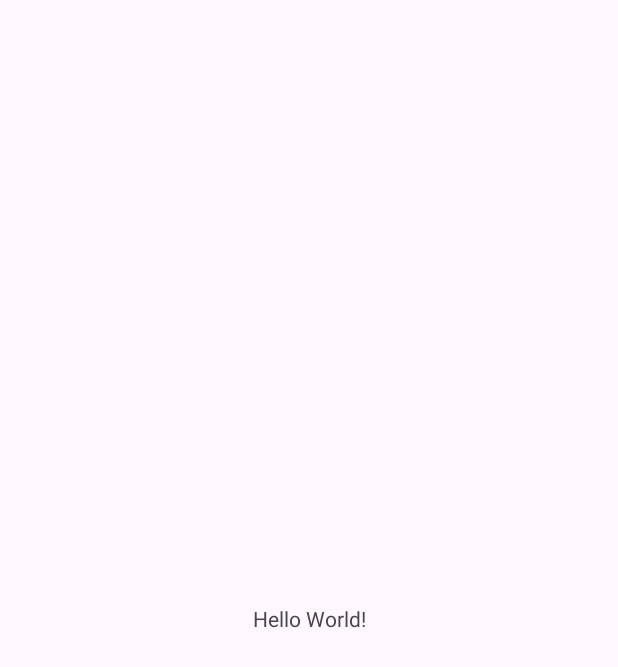
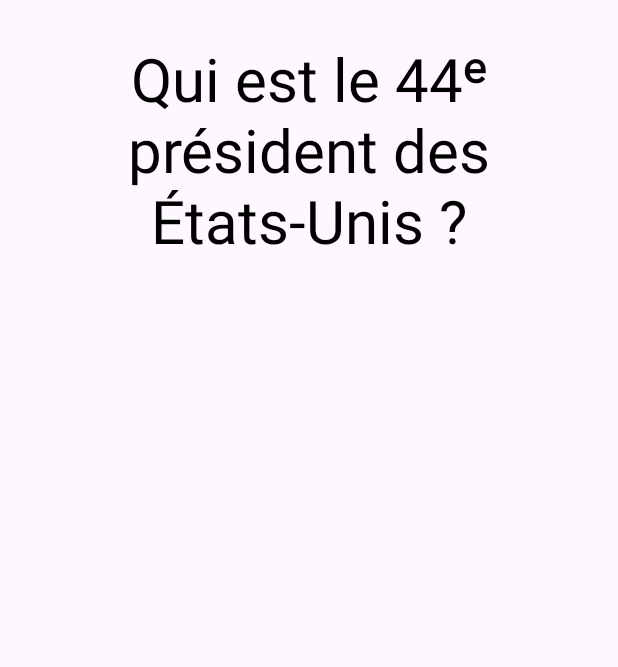
Before and after one commit to quenleypierre45-png/FlashcardApp, an Android app: the screen it shows after launch (MainActivity), on a phone screen of 412 x 824 dp. Before the commit the part shown is almost empty. Shown: the top 667 px of the screen. Run offline under Robolectric (Android 15) with nearby library versions, the phone set to English and light mode, and no system bars.

Commit message:
premier commit

```diff
--- a/app/src/main/java/com/example/flashcardapp/MainActivity.kt
+++ b/app/src/main/java/com/example/flashcardapp/MainActivity.kt
@@ -1,20 +1,28 @@
 package com.example.flashcardapp
 
+
 import android.os.Bundle
-import androidx.activity.enableEdgeToEdge
+import android.view.View
+import android.widget.TextView
 import androidx.appcompat.app.AppCompatActivity
-import androidx.core.view.ViewCompat
-import androidx.core.view.WindowInsetsCompat
 
 class MainActivity : AppCompatActivity() {
     override fun onCreate(savedInstanceState: Bundle?) {
         super.onCreate(savedInstanceState)
-        enableEdgeToEdge()
         setContentView(R.layout.activity_main)
-        ViewCompat.setOnApplyWindowInsetsListener(findViewById(R.id.main)) { v, insets ->
-            val systemBars = insets.getInsets(WindowInsetsCompat.Type.systemBars())
-            v.setPadding(systemBars.left, systemBars.top, systemBars.right, systemBars.bottom)
-            insets
+
+        val flashcardQuestion = findViewById<TextView>(R.id.flashcard_question)
+        val flashcardAnswer = findViewById<TextView>(R.id.flashcard_answer)
+
+        flashcardQuestion.setOnClickListener {
+            flashcardQuestion.visibility = View.INVISIBLE
+            flashcardAnswer.visibility = View.VISIBLE
         }
+
+        flashcardAnswer.setOnClickListener {
+            flashcardQuestion.visibility = View.VISIBLE
+            flashcardAnswer.visibility = View.INVISIBLE
+        }
+
     }
 }
--- a/app/src/main/res/layout/activity_main.xml
+++ b/app/src/main/res/layout/activity_main.xml
@@ -1,19 +1,39 @@
 <?xml version="1.0" encoding="utf-8"?>
-<androidx.constraintlayout.widget.ConstraintLayout xmlns:android="http://schemas.android.com/apk/res/android"
+<RelativeLayout xmlns:android="http://schemas.android.com/apk/res/android"
     xmlns:app="http://schemas.android.com/apk/res-auto"
     xmlns:tools="http://schemas.android.com/tools"
     android:id="@+id/main"
     android:layout_width="match_parent"
     android:layout_height="match_parent"
+    android:fitsSystemWindows="true"
+    android:paddingStart="10dp"
+    android:paddingEnd="10dp"
     tools:context=".MainActivity">
 
     <TextView
-        android:layout_width="wrap_content"
-        android:layout_height="wrap_content"
-        android:text="Hello World!"
-        app:layout_constraintBottom_toBottomOf="parent"
-        app:layout_constraintEnd_toEndOf="parent"
-        app:layout_constraintStart_toStartOf="parent"
-        app:layout_constraintTop_toTopOf="parent" />
+        android:id="@+id/flashcard_question"
+        android:elevation="5dp"
+        android:textColor="#000000"
+        android:layout_width="match_parent"
+        android:layout_height="200dp"
+        android:layout_marginStart="10dp"
+        android:layout_marginEnd="10dp"
+        android:gravity="center"
+        android:text="Qui est le 44ᵉ président des États-Unis ?"
+        android:textSize="40sp"
+        android:paddingStart="10dp"
+        android:paddingEnd="10dp" />
 
-</androidx.constraintlayout.widget.ConstraintLayout>
+    <TextView
+        android:id="@+id/flashcard_answer"
+        android:textColor="#000000"
+        android:layout_width="match_parent"
+        android:layout_height="200dp"
+        android:layout_marginStart="10dp"
+        android:layout_marginEnd="10dp"
+        android:gravity="center"
+        android:text="Barack Obama"
+        android:visibility="invisible"
+        android:textSize="40sp" />
+
+</RelativeLayout>
```
